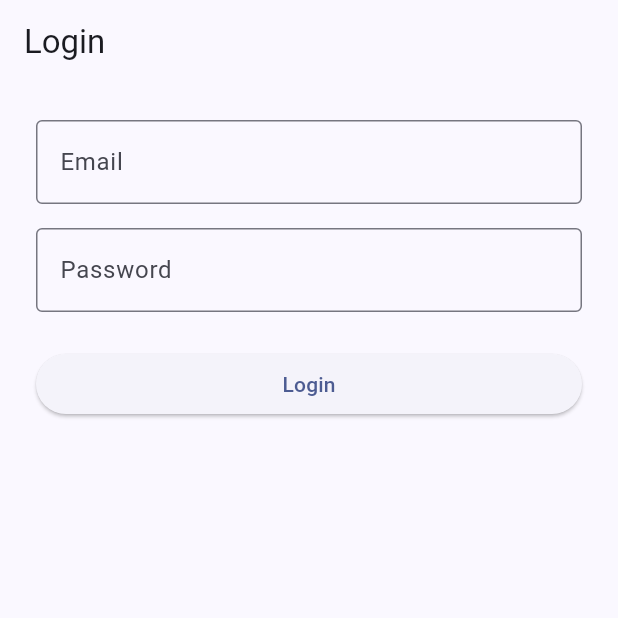
After one commit to PICO443/trendtshirts, a Flutter app: the screen it shows after launch, on a phone screen of 412 x 824 dp, the top half of it. The commit adds this screen. Run offline on Flutter 3.47's test engine with Material 3 defaults, Android fonts, the phone set to English and light mode, and no system bars; our stand-ins replace firebase_auth, firebase_core; accounts and stored records are empty; generated files the repository leaves out were written again.

Commit message:
Added Firebase + auth

```diff
--- /dev/null
+++ b/lib/data/AuthService.dart
@@ -0,0 +1,22 @@
+import 'package:firebase_auth/firebase_auth.dart';
+import 'package:flutter/cupertino.dart';
+
+ValueNotifier<AuthService> authService = ValueNotifier(AuthService());
+
+class AuthService {
+  final FirebaseAuth firebaseAuth = FirebaseAuth.instance;
+
+  User? get currentUser => firebaseAuth.currentUser;
+
+  Stream<User?> get authStateChanges => firebaseAuth.authStateChanges();
+
+  Future<UserCredential> signIn({
+    required String email,
+    required String password,
+}) async {
+    return await firebaseAuth.signInWithEmailAndPassword(
+      email: email,
+      password: password,
+    );
+  }
+}
--- /dev/null
+++ b/lib/presentation/LoginScreen/LoginScreen.dart
@@ -0,0 +1,90 @@
+import 'package:flutter/material.dart';
+import 'package:firebase_auth/firebase_auth.dart';
+
+import '../../data/AuthService.dart';
+import '../HomeScreen/HomeScreen.dart';
+
+
+class LoginScreen extends StatefulWidget {
+  const LoginScreen({super.key});
+
+  @override
+  State<LoginScreen> createState() => _LoginScreenState();
+}
+
+class _LoginScreenState extends State<LoginScreen> {
+  final emailController = TextEditingController();
+  final passwordController = TextEditingController();
+
+  String? errorMessage;
+  bool isLoading = false;
+
+  Future<void> login() async {
+    setState(() {
+      isLoading = true;
+      errorMessage = null;
+    });
+
+    try {
+      await authService.value.signIn(
+        email: emailController.text.trim(),
+        password: passwordController.text.trim(),
+      );
+      // On success, navigation may happen in auth-aware root
+      if (!mounted) return;
+      Navigator.pushReplacement(
+        context,
+        MaterialPageRoute(builder: (_) => const HomeScreen()),
+      );
+    } on FirebaseAuthException catch (e) {
+      setState(() => errorMessage = e.message);
+    } catch (e) {
+      setState(() => errorMessage = "An unknown error occurred.");
+    } finally {
+      setState(() => isLoading = false);
+    }
+  }
+
+  @override
+  Widget build(BuildContext context) {
+    final theme = Theme.of(context);
+
+    return Scaffold(
+      appBar: AppBar(title: const Text("Login")),
+      body: Padding(
+        padding: const EdgeInsets.all(24),
+        child: Column(
+          crossAxisAlignment: CrossAxisAlignment.stretch,
+          children: [
+            TextField(
+              controller: emailController,
+              decoration: const InputDecoration(
+                labelText: "Email",
+                border: OutlineInputBorder(),
+              ),
+              keyboardType: TextInputType.emailAddress,
+            ),
+            const SizedBox(height: 16),
+            TextField(
+              controller: passwordController,
+              obscureText: true,
+              decoration: const InputDecoration(
+                labelText: "Password",
+                border: OutlineInputBorder(),
+              ),
+            ),
+            const SizedBox(height: 24),
+            if (errorMessage != null)
+              Text(errorMessage!, style: TextStyle(color: theme.colorScheme.error)),
+            isLoading
+                ? const Center(child: CircularProgressIndicator())
+                : ElevatedButton(
+              onPressed: login,
+              child: const Text("Login"),
+            ),
+          ],
+        ),
+      ),
+    );
+  }
+}
--- a/pubspec.yaml
+++ b/pubspec.yaml
@@ -36,6 +36,8 @@ dependencies:
   # Use with the CupertinoIcons class for iOS style icons.
   cupertino_icons: ^1.0.8
   provider: ^6.1.5
+  firebase_core: ^3.15.0
+  firebase_auth: ^5.6.1
 
 dev_dependencies:
   flutter_test:
```
Also changed, not shown: lib/Domain/Category.dart (+16 -0 lines), lib/Domain/Item.dart (+21 -0 lines), lib/main.dart (+11 -3 lines), pubspec.lock, 5 other files.
